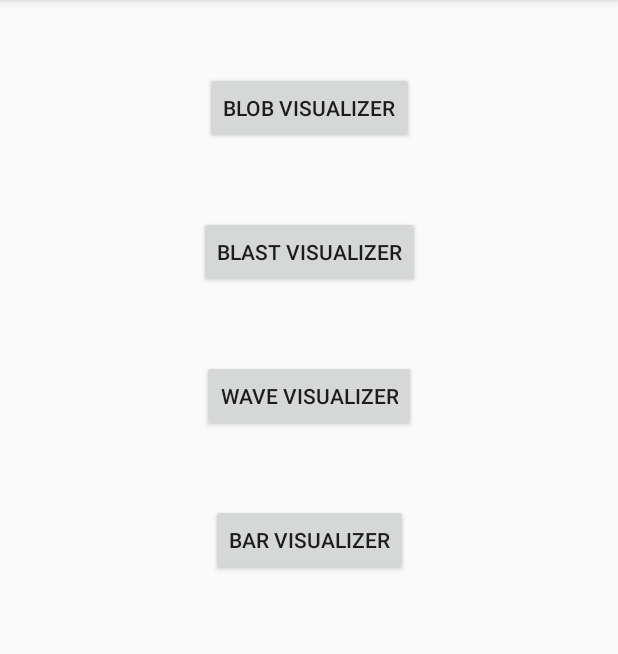
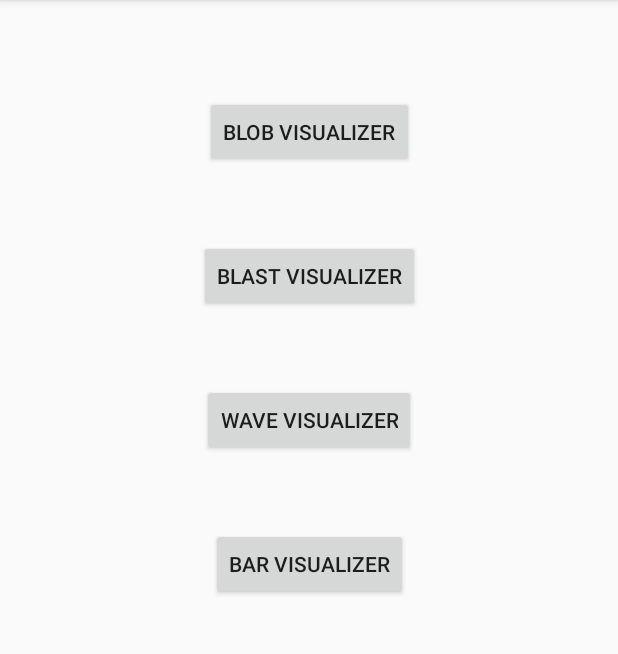
Before and after one commit to gauravk95/audio-visualizer-android, an Android app: the screen it shows after launch (MainActivity), on a phone screen of 412 x 824 dp, the part 84-738 px from its top. Run offline under Robolectric (Android 15) with nearby library versions, the phone set to English and light mode, and no system bars.

```diff
--- a/app/src/main/res/layout/activity_main.xml
+++ b/app/src/main/res/layout/activity_main.xml
@@ -13,7 +13,7 @@
         android:layout_height="wrap_content"
         android:layout_marginEnd="8dp"
         android:layout_marginStart="8dp"
-        android:layout_marginTop="48dp"
+        android:layout_marginTop="64dp"
         android:text="Blob Visualizer"
         app:layout_constraintEnd_toEndOf="parent"
         app:layout_constraintStart_toStartOf="parent"
```
Also changed, not shown: 4 other files.
